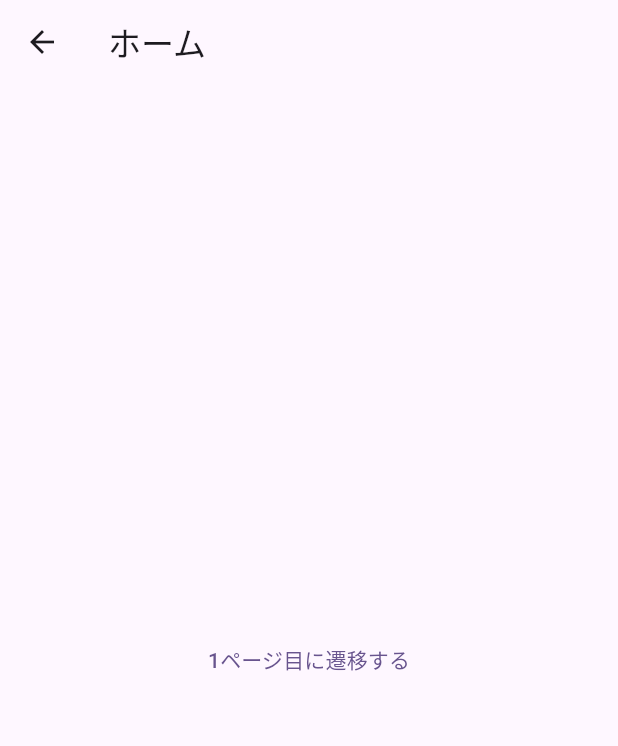
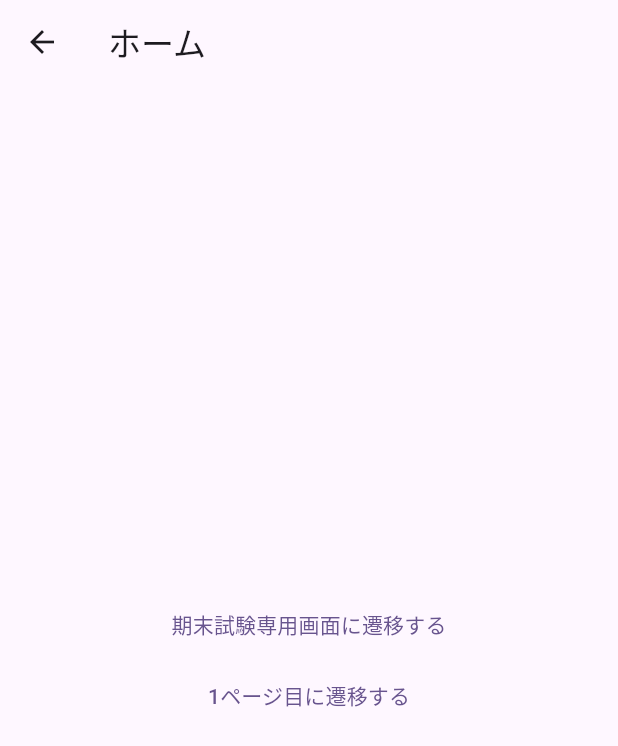
Before and after one commit to iwasitamasayosi/flutter_application_1, a Flutter app: the HomePage screen opened directly, on a phone screen of 412 x 824 dp. Shown: the top 746 px of the screen. Run offline on Flutter 3.47's test engine with Material 3 defaults, Android fonts, the phone set to English and light mode, and no system bars.

Commit message:
画面遷移できるようにした

```diff
--- a/lib/HomePage.dart
+++ b/lib/HomePage.dart
@@ -1,7 +1,8 @@
 import 'package:flutter/material.dart';
-import 'package:flutter_application_1/FirstPage.dart';
+import 'package:flutter_application_1/final_exam.dart';
+import 'package:flutter_application_1/Firstpage.dart'; // Import SecondPage
 
-class HomePage extends StatelessWidget{
+class HomePage extends StatelessWidget {
   @override
   Widget build(BuildContext context) {
     return Scaffold(
@@ -9,15 +10,28 @@ class HomePage extends StatelessWidget{
         title: Text("ホーム"),
       ),
       body: Center(
-        child: TextButton(
-          child: Text("1ページ目に遷移する"),
-          onPressed: (){
-            // （1） 指定した画面に遷移する
-            Navigator.push(context, MaterialPageRoute(
-              // （2） 実際に表示するページ(ウィジェット)を指定する
-              builder: (context) => FirstPage()
-            ));
-          },
+        child: Column(
+          mainAxisAlignment: MainAxisAlignment.center,
+          children: [
+            TextButton(
+              child: Text("期末試験専用画面に遷移する"),
+              onPressed: () {
+                // Navigate to final_exam page
+                Navigator.push(context, MaterialPageRoute(
+                  builder: (context) => final_exam(),
+                ));
+              },
+            ),
+            TextButton(
+              child: Text("1ページ目に遷移する"),
+              onPressed: () {
+                // Navigate to SecondPage
+                Navigator.push(context, MaterialPageRoute(
+                  builder: (context) => FirstPage(),
+                ));
+              },
+            ),
+          ],
         ),
       ),
     );
--- a/lib/main.dart
+++ b/lib/main.dart
@@ -33,7 +33,7 @@ class MyApp extends StatelessWidget {
         colorScheme: ColorScheme.fromSeed(seedColor: Colors.deepPurple),
         useMaterial3: true,
       ),
-      home: MainPageWidget(),
+      home: HomePage(),
     );
   }
 }
--- /dev/null
+++ b/仕様書.txt
@@ -0,0 +1,2 @@
+・実行したら画面中央に「期末試験専用画面に遷移する」と表示されるので、それを押すと期末試験専用画面が表示される。
+・期末試験専用画面の中央には「最初の画面に戻る」と表示されるので、それを押すと最初の画面に戻る。
```
Also changed, not shown: lib/final_exam.dart (added, +25 -0 lines).
